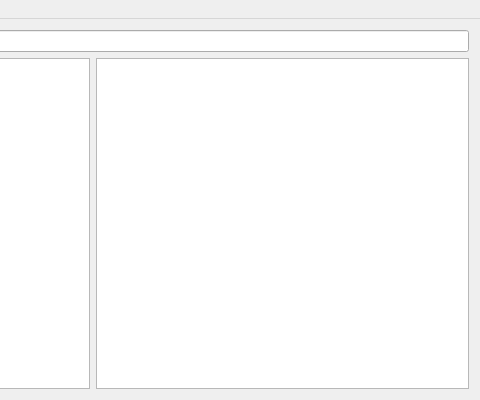
brown4j/sh_renamer, file QtApplShrenamer/QtApplShrenamer.ui: the form before one commit; both pictures show x 295 to 775 and y 0 to 400 of the 775 by 400 pixel window.
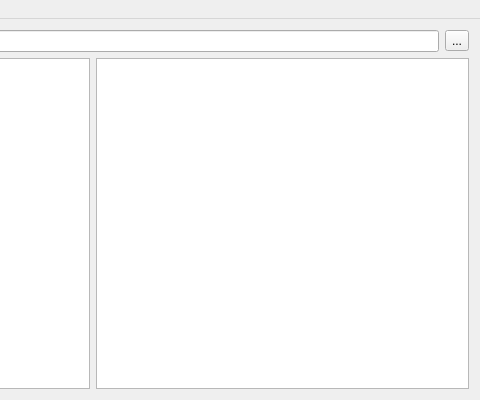
The form after the commit.

Commit message: new tool button

```diff
--- a/QtApplShrenamer/QtApplShrenamer.ui
+++ b/QtApplShrenamer/QtApplShrenamer.ui
@@ -66,6 +66,13 @@
         </property>
        </widget>
       </item>
+      <item>
+       <widget class="QToolButton" name="toolButton">
+        <property name="text">
+         <string>...</string>
+        </property>
+       </widget>
+      </item>
      </layout>
     </item>
    </layout>
```
